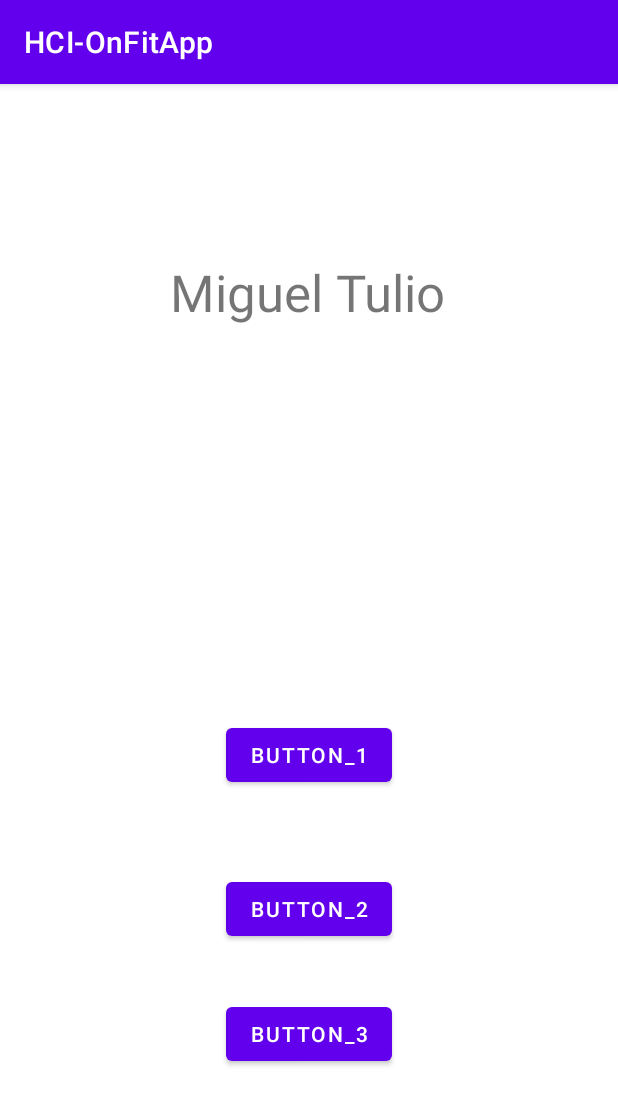
After one commit to GastonDonikian/HCI-OnFitApp, an Android app: the ProfileActivity screen opened directly, with no data from a screen before it, on a phone screen of 412 x 824 dp. The commit adds this screen. Shown: the top 1105 px of the screen. Run offline under Robolectric (Android 15) with nearby library versions, the phone set to English and light mode, and no system bars.

Commit message:
Profile commit

```diff
--- a/app/src/main/AndroidManifest.xml
+++ b/app/src/main/AndroidManifest.xml
@@ -9,6 +9,7 @@
         android:roundIcon="@mipmap/ic_launcher_round"
         android:supportsRtl="true"
         android:theme="@style/Theme.HCIOnFitApp">
+        <activity android:name=".ProfileActivity"></activity>
         <activity android:name=".MainActivity">
             <intent-filter>
                 <action android:name="android.intent.action.MAIN" />
--- a/app/src/main/java/com/example/hci_onfitapp/MainActivity.java
+++ b/app/src/main/java/com/example/hci_onfitapp/MainActivity.java
@@ -2,7 +2,10 @@ package com.example.hci_onfitapp;
 
 import androidx.appcompat.app.AppCompatActivity;
 
+import android.content.Intent;
 import android.os.Bundle;
+import android.view.View;
+import android.widget.Button;
 
 public class MainActivity extends AppCompatActivity {
 
@@ -10,5 +13,11 @@ public class MainActivity extends AppCompatActivity {
     protected void onCreate(Bundle savedInstanceState) {
         super.onCreate(savedInstanceState);
         setContentView(R.layout.activity_main);
+
+        Button button = findViewById(R.id.to_log_in);
+        button.setOnClickListener(view -> {
+            Intent intent = new Intent(this, ProfileActivity.class);
+            startActivity(intent);
+        });
     }
 }
--- /dev/null
+++ b/app/src/main/java/com/example/hci_onfitapp/ProfileActivity.java
@@ -0,0 +1,15 @@
+package com.example.hci_onfitapp;
+
+import androidx.appcompat.app.AppCompatActivity;
+
+import android.os.Bundle;
+
+public class ProfileActivity extends AppCompatActivity {
+
+    @Override
+    protected void onCreate(Bundle savedInstanceState) {
+        super.onCreate(savedInstanceState);
+        System.out.println("Funciona esto?");
+        setContentView(R.layout.activity_profile);
+    }
+}
--- a/app/src/main/res/layout/activity_main.xml
+++ b/app/src/main/res/layout/activity_main.xml
@@ -11,22 +11,18 @@
         android:layout_width="286dp"
         android:layout_height="195dp"
         android:text="¡Dejanos a nosotros armarte la rutina! Empeza a entrenar hoy con rutinas pensadas para vos… y sin cargo"
-        android:textColor="#000000"
         android:textSize="24sp"
-        android:textStyle="normal|bold"
         app:layout_constraintBottom_toBottomOf="parent"
         app:layout_constraintHorizontal_bias="0.496"
         app:layout_constraintLeft_toLeftOf="parent"
         app:layout_constraintRight_toRightOf="parent"
-        app:layout_constraintTop_toTopOf="parent"
-        app:layout_constraintVertical_bias="0.544" />
+        app:layout_constraintTop_toTopOf="parent" />
 
     <Button
         android:id="@+id/to_log_in"
-        android:layout_width="230dp"
-        android:layout_height="70dp"
-        android:text="Iniciar Sesión"
-        android:textSize="20sp"
+        android:layout_width="wrap_content"
+        android:layout_height="wrap_content"
+        android:text="Button"
         app:layout_constraintBottom_toBottomOf="parent"
         app:layout_constraintEnd_toEndOf="parent"
         app:layout_constraintHorizontal_bias="0.498"
@@ -38,7 +34,7 @@
         android:id="@+id/imageView"
         android:layout_width="157dp"
         android:layout_height="114dp"
-        app:layout_constraintBottom_toTopOf="@+id/textView"
+        android:layout_marginTop="80dp"
         app:layout_constraintEnd_toEndOf="parent"
         app:layout_constraintStart_toStartOf="parent"
         app:layout_constraintTop_toTopOf="parent"
--- /dev/null
+++ b/app/src/main/res/layout/activity_profile.xml
@@ -0,0 +1,53 @@
+<?xml version="1.0" encoding="utf-8"?>
+<androidx.constraintlayout.widget.ConstraintLayout xmlns:android="http://schemas.android.com/apk/res/android"
+    xmlns:app="http://schemas.android.com/apk/res-auto"
+    xmlns:tools="http://schemas.android.com/tools"
+    android:layout_width="match_parent"
+    android:layout_height="match_parent"
+    tools:context=".ProfileActivity">
+
+    <Button
+        android:id="@+id/button"
+        android:layout_width="wrap_content"
+        android:layout_height="wrap_content"
+        android:layout_marginTop="404dp"
+        android:layout_marginBottom="35dp"
+        android:text="Button_1"
+        app:layout_constraintBottom_toTopOf="@+id/button2"
+        app:layout_constraintEnd_toEndOf="parent"
+        app:layout_constraintStart_toStartOf="parent"
+        app:layout_constraintTop_toTopOf="parent" />
+
+    <Button
+        android:id="@+id/button2"
+        android:layout_width="wrap_content"
+        android:layout_height="wrap_content"
+        android:layout_marginBottom="35dp"
+        android:text="Button_2"
+        app:layout_constraintBottom_toTopOf="@+id/button3"
+        app:layout_constraintEnd_toEndOf="parent"
+        app:layout_constraintStart_toStartOf="parent" />
+
+    <Button
+        android:id="@+id/button3"
+        android:layout_width="wrap_content"
+        android:layout_height="wrap_content"
+        android:text="Button_3"
+        app:layout_constraintBottom_toBottomOf="parent"
+        app:layout_constraintEnd_toEndOf="parent"
+        app:layout_constraintStart_toStartOf="parent"
+        app:layout_constraintTop_toTopOf="parent"
+        app:layout_constraintVertical_bias="0.846" />
+
+    <TextView
+        android:id="@+id/textView3"
+        android:layout_width="wrap_content"
+        android:layout_height="wrap_content"
+        android:layout_marginTop="116dp"
+        android:text="Miguel Tulio"
+        android:textSize="34sp"
+        app:layout_constraintEnd_toEndOf="parent"
+        app:layout_constraintHorizontal_bias="0.497"
+        app:layout_constraintStart_toStartOf="parent"
+        app:layout_constraintTop_toTopOf="parent" />
+</androidx.constraintlayout.widget.ConstraintLayout>
```
